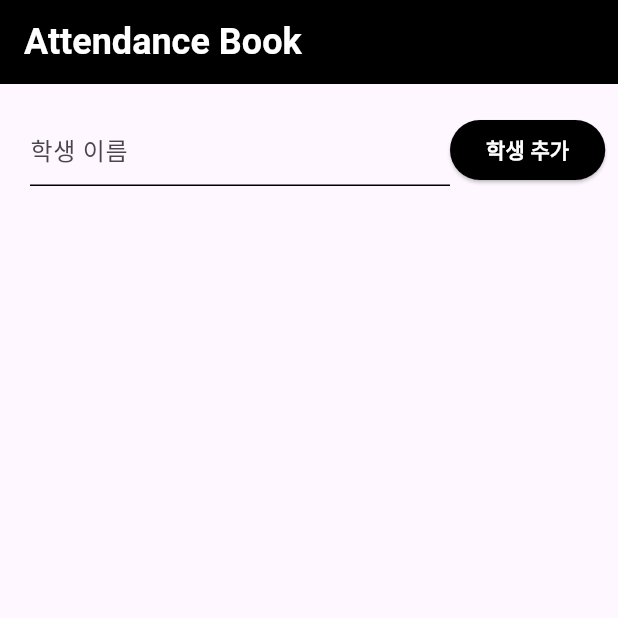
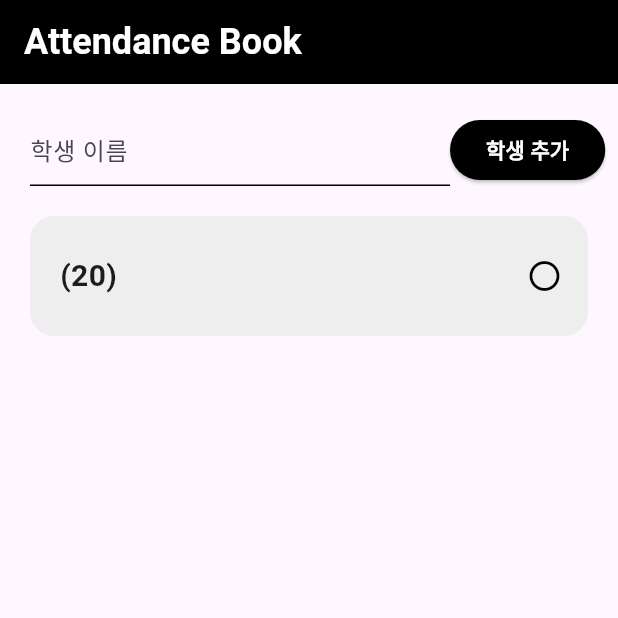
Before and after one commit to seonwooke/flutter-local-storage, a Flutter app: the screen it shows after launch, after a tap on "학생 추가", on a phone screen of 412 x 824 dp, the top half of it. Run offline on Flutter 3.47's test engine with Material 3 defaults, Android fonts, the phone set to English and light mode, and no system bars; our stand-ins replace shared_preferences.

Commit message:
:art: Shared Preferences Example
Shared Preferences Example

```diff
--- a/lib/example_view.dart
+++ b/lib/example_view.dart
@@ -1,10 +1,33 @@
 import 'package:flutter/material.dart';
+import 'package:shared_preferences/shared_preferences.dart';
 
 import 'person_model.dart';
 
-class ExampleView extends StatelessWidget {
-  ExampleView({super.key});
+class ExampleView extends StatefulWidget {
+  const ExampleView({super.key});
+
+  @override
+  State<ExampleView> createState() => _ExampleViewState();
+}
+
+class _ExampleViewState extends State<ExampleView> {
   final nameController = TextEditingController();
+  late SharedPreferences sp;
+  int studentCount = 0;
+
+  @override
+  void initState() {
+    super.initState();
+    init();
+  }
+
+  void init() async {
+    sp = await SharedPreferences.getInstance();
+    int lastId = sp.getInt('last_id') ?? 0;
+    setState(() {
+      studentCount = lastId;
+    });
+  }
 
   @override
   Widget build(BuildContext context) {
@@ -57,18 +80,23 @@ class ExampleView extends StatelessWidget {
                   ),
                 ),
                 ElevatedButton(
-                  onPressed: () {
-                    /* Hive 이용 구간 */
-                    // int id = 0;
-                    // if (box.isNotEmpty) {
-                    //   final prevStudent = box.getAt(box.length - 1);
-                    //   if (prevStudent != null) {
-                    //     id = prevStudent.id + 1;
-                    //   }
-                    // }
-                    // box.put(id, PersonModel(id: id, name: nameController.text));
+                  onPressed: () async {
+                    /* shared_preferences 이용 구간 */
+                    int id = sp.getInt('last_id') ?? 0;
+                    PersonModel personModel = PersonModel(
+                      id: id,
+                      name: nameController.text,
+                      age: 20,
+                      attend: false,
+                    );
+                    sp.setString(id.toString(), personModel.toJson());
+                    id += 1;
+                    sp.setInt('last_id', id);
                     nameController.clear();
-                    debugPrint('[SUCCESS] 학생 추가');
+                    debugPrint('[SUCCESS] 학생 추가 : ${id - 1}번 학생');
+                    setState(() {
+                      studentCount = id;
+                    });
                   },
                   style: ButtonStyle(
                     backgroundColor:
@@ -91,27 +119,32 @@ class ExampleView extends StatelessWidget {
             ListView.builder(
               shrinkWrap: true,
               physics: const NeverScrollableScrollPhysics(),
-              itemCount: 10,
+              itemCount: studentCount,
               itemBuilder: (_, index) {
-                /* Hive 이용 구간 */
-                // final student = box.getAt(index);
-                // if (student == null) {
-                //   return const Center(child: Text('학생이 없습니다'));
-                // } else {
-                //   return _studentBlock(
-                //     student,
-                //     () {
-                //       if (!student.attend) {
-                //         final newModel = PersonModel(
-                //           id: student.id,
-                //           name: student.name,
-                //           attend: true,
-                //         );
-                //         box.put(student.id, newModel);
-                //       }
-                //     },
-                //   );
-                // }
+                /* shared_preferences 이용 구간 */
+                String? studentJson = sp.getString(index.toString());
+                if (studentJson == null) {
+                  return const Center(child: Text('학생이 없습니다'));
+                } else {
+                  PersonModel student = PersonModel.fromJson(studentJson);
+                  return _studentBlock(
+                    student,
+                    () {
+                      setState(() {
+                        if (!student.attend) {
+                          final newModel = PersonModel(
+                            id: student.id,
+                            name: student.name,
+                            age: student.age,
+                            attend: true,
+                          );
+                          sp.setString(
+                              student.id.toString(), newModel.toJson());
+                        }
+                      });
+                    },
+                  );
+                }
               },
             ),
           ],
--- a/lib/main.dart
+++ b/lib/main.dart
@@ -3,5 +3,5 @@ import 'package:flutter/material.dart';
 import 'example_view.dart';
 
 Future<void> main() async {
-  runApp(ExampleView());
+  runApp(const ExampleView());
 }
--- a/lib/person_model.dart
+++ b/lib/person_model.dart
@@ -1,3 +1,5 @@
+import 'dart:convert';
+
 class PersonModel {
   final int id;
   final String name;
@@ -7,7 +9,30 @@ class PersonModel {
   PersonModel({
     required this.id,
     required this.name,
-    this.age = 20,
-    this.attend = false,
+    required this.age,
+    required this.attend,
   });
+
+  Map<String, dynamic> toMap() {
+    return <String, dynamic>{
+      'id': id,
+      'name': name,
+      'age': age,
+      'attend': attend,
+    };
+  }
+
+  factory PersonModel.fromMap(Map<String, dynamic> map) {
+    return PersonModel(
+      id: map['id'] ?? 0,
+      name: map['name'] ?? '',
+      age: map['age'] ?? 0,
+      attend: map['attend'] ?? false,
+    );
+  }
+
+  String toJson() => json.encode(toMap());
+
+  factory PersonModel.fromJson(String source) =>
+      PersonModel.fromMap(json.decode(source) as Map<String, dynamic>);
 }
```
Also changed, not shown: 2 other files.
